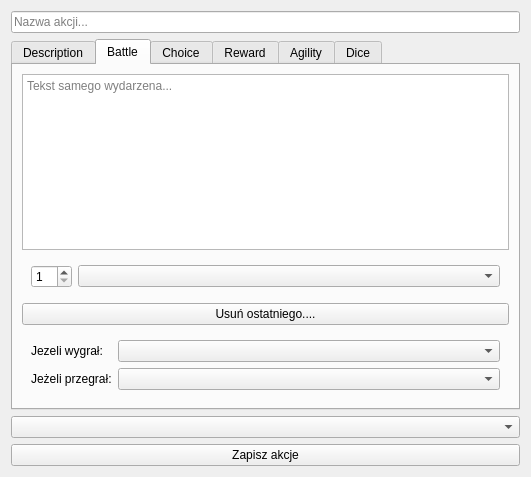
This is DataManager/forms/GUI/action/actionview.ui in jurikimurik/Witcher_Adventures_PHP_QTCPP as Qt 5 draws it before an edit. The edited form follows.
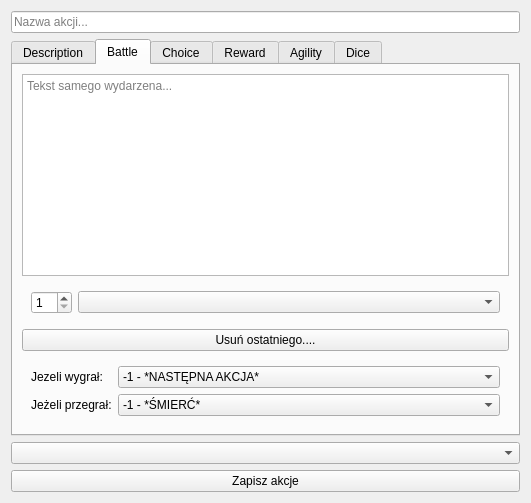
This is the edited form. The open tabs and pages were chosen to show the change. Icons and pictures are not drawn.

Commit message: Fields with -1 has been added in ActionView.

```diff
--- a/DataManager/forms/GUI/action/actionview.ui
+++ b/DataManager/forms/GUI/action/actionview.ui
@@ -7,7 +7,7 @@
     <x>0</x>
     <y>0</y>
     <width>531</width>
-    <height>477</height>
+    <height>503</height>
    </rect>
   </property>
   <property name="windowTitle">
@@ -125,10 +125,22 @@
            </widget>
           </item>
           <item row="0" column="1">
-           <widget class="QComboBox" name="battleWonBox"/>
+           <widget class="QComboBox" name="battleWonBox">
+            <item>
+             <property name="text">
+              <string>-1 - *NASTĘPNA AKCJA*</string>
+             </property>
+            </item>
+           </widget>
           </item>
           <item row="1" column="1">
-           <widget class="QComboBox" name="battleLoseBox"/>
+           <widget class="QComboBox" name="battleLoseBox">
+            <item>
+             <property name="text">
+              <string>-1 - *ŚMIERĆ*</string>
+             </property>
+            </item>
+           </widget>
           </item>
          </layout>
         </widget>
@@ -397,7 +409,7 @@
      </property>
      <item>
       <property name="text">
-       <string>*BRAK*</string>
+       <string>-1 - *BRAK*</string>
       </property>
      </item>
     </widget>
```
Left out of the diff: 34 changed lines with no effect on the pictures.
